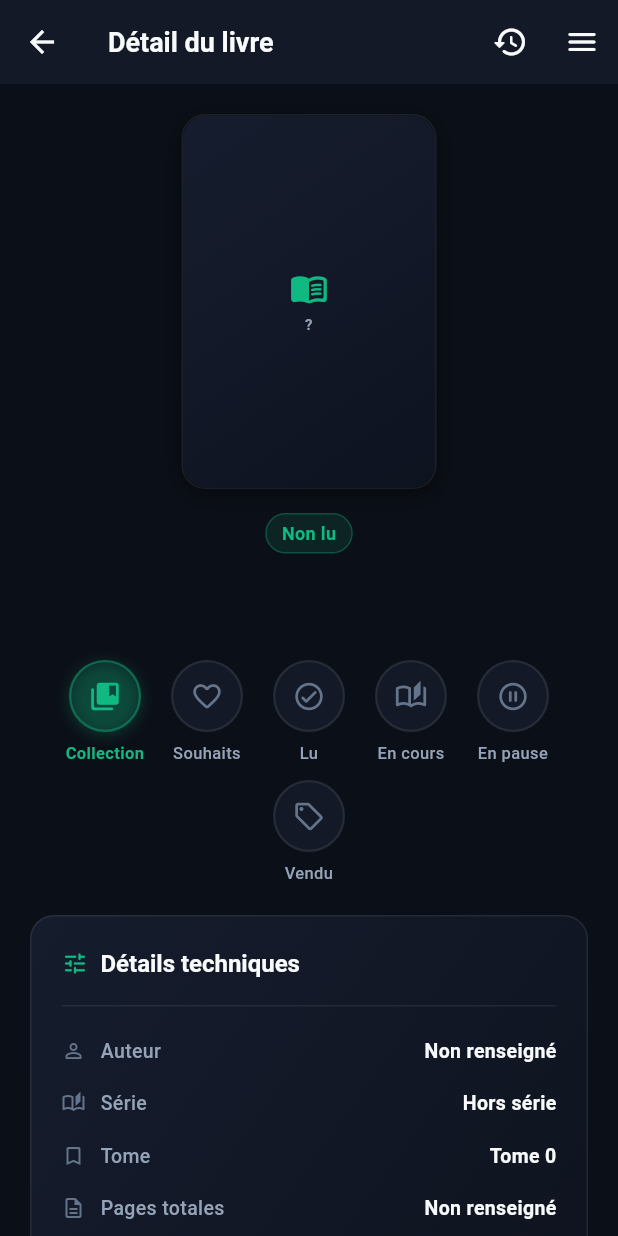
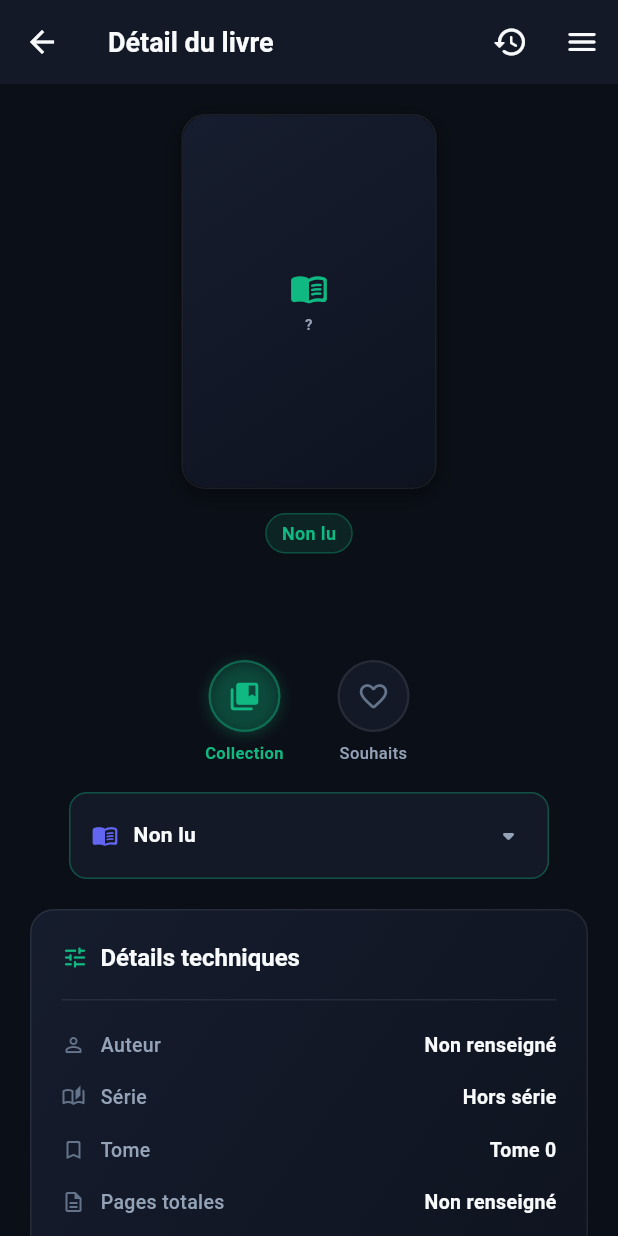
Before and after one commit to kakesinfo/OpenBook, a Flutter app: the BookDetailsPage screen opened directly with empty values, on a phone screen of 412 x 824 dp. Run offline on Flutter 3.47's test engine with Material 3 defaults, Android fonts, the phone set to English and light mode, and no system bars; our stand-ins replace carousel_slider, flutter_riverpod, image_picker, shared_preferences; missing offline and left inert: mobile_scanner; accounts and stored records are empty; network calls fail.

Commit message:
cleaned stuff

```diff
--- a/Mobile/lib/features/books/presentation/book_details_page.dart
+++ b/Mobile/lib/features/books/presentation/book_details_page.dart
@@ -282,14 +282,18 @@ class BookDetailsPage extends ConsumerWidget {
                           ? AppTheme.accentAmber
                           : (activeBook.status == BookStatus.paused
                               ? AppTheme.textSecondary
-                              : AppTheme.accentPrimary)),
+                              : (activeBook.status == BookStatus.abandoned
+                                  ? AppTheme.accentRed
+                                  : AppTheme.accentPrimary))),
                   bgColor: isWishlisted
                       ? AppTheme.accentRoseLight
                       : (activeBook.status == BookStatus.reading
                           ? AppTheme.accentAmberLight
                           : (activeBook.status == BookStatus.paused
                               ? AppTheme.bgElevated
-                              : AppTheme.accentPrimaryLight)),
+                              : (activeBook.status == BookStatus.abandoned
+                                  ? AppTheme.accentRedLight
+                                  : AppTheme.accentPrimaryLight))),
                 ),
                 if (activeBook.volume != null && activeBook.volume! > 0)
                   _TagPill(
@@ -632,11 +636,23 @@ class _BookStatusActions extends StatelessWidget {
     final isWishlisted = book.status == BookStatus.wishlist;
     final isOwned = book.isOwned;
 
-    return Center(
-      child: Wrap(
-        spacing: 10,
-        runSpacing: 10,
-        alignment: WrapAlignment.center,
+    // Determine current reading status for the selector
+    BookStatus currentReadingStatus;
+    if (book.status == BookStatus.reading ||
+        book.status == BookStatus.read ||
+        book.status == BookStatus.paused ||
+        book.status == BookStatus.abandoned) {
+      currentReadingStatus = book.status;
+    } else {
+      currentReadingStatus = BookStatus.unread;
+    }
+
+    return Column(
+      mainAxisSize: MainAxisSize.min,
+      children: [
+        // Ligne 1 : Boutons ronds Collection et Souhait
+        Row(
+          mainAxisAlignment: MainAxisAlignment.center,
           children: [
             _RoundStatusButton(
               label: 'Collection',
@@ -655,6 +671,7 @@ class _BookStatusActions extends StatelessWidget {
                 await onStatusSelected(targetStatus);
               },
             ),
+            const SizedBox(width: 28),
             _RoundStatusButton(
               label: 'Souhaits',
               icon: isWishlisted
@@ -669,65 +686,91 @@ class _BookStatusActions extends StatelessWidget {
                 await onStatusSelected(targetStatus);
               },
             ),
-          _RoundStatusButton(
+          ],
+        ),
+        const SizedBox(height: 18),
+        // Ligne 2 : Sélecteur de statut de lecture
+        Container(
+          constraints: const BoxConstraints(maxWidth: 320),
+          padding: const EdgeInsets.symmetric(horizontal: 14, vertical: 4),
+          decoration: BoxDecoration(
+            color: AppTheme.bgSurface,
+            borderRadius: BorderRadius.circular(AppTheme.radiusMd),
+            border: Border.all(
+              color: isOwned ? AppTheme.accentPrimary.withValues(alpha: 0.35) : AppTheme.borderSubtle,
+              width: 1,
+            ),
+          ),
+          child: DropdownButtonHideUnderline(
+            child: DropdownButton<BookStatus>(
+              value: currentReadingStatus,
+              isExpanded: true,
+              dropdownColor: AppTheme.bgSurface,
+              icon: Icon(Icons.arrow_drop_down_rounded, color: AppTheme.textSecondary),
+              borderRadius: BorderRadius.circular(AppTheme.radiusMd),
+              onChanged: (newStatus) async {
+                if (newStatus != null && newStatus != book.status) {
+                  await onStatusSelected(newStatus);
+                }
+              },
+              items: [
+                _buildReadingDropdownItem(
+                  status: BookStatus.unread,
+                  label: 'Non lu',
+                  icon: Icons.menu_book_rounded,
+                  color: AppTheme.accentSecondary,
+                ),
+                _buildReadingDropdownItem(
+                  status: BookStatus.reading,
+                  label: 'En cours',
+                  icon: Icons.auto_stories_rounded,
+                  color: AppTheme.accentAmber,
+                ),
+                _buildReadingDropdownItem(
+                  status: BookStatus.read,
                   label: 'Lu',
-            icon: book.status == BookStatus.read
-                ? Icons.check_circle_rounded
-                : Icons.check_circle_outline_rounded,
-            selected: book.status == BookStatus.read,
-            activeColor: AppTheme.accentPrimary,
-            activeBgColor: AppTheme.accentPrimaryLight,
-            onPressed: () async {
-              final targetStatus = book.status == BookStatus.read
-                  ? BookStatus.unread
-                  : BookStatus.read;
-              await onStatusSelected(targetStatus);
-            },
+                  icon: Icons.check_circle_rounded,
+                  color: AppTheme.accentPrimary,
                 ),
-          _RoundStatusButton(
-            label: 'En cours',
-            icon: book.status == BookStatus.reading
-                ? Icons.auto_stories_rounded
-                : Icons.auto_stories_outlined,
-            selected: book.status == BookStatus.reading,
-            activeColor: AppTheme.accentAmber,
-            activeBgColor: AppTheme.accentAmberLight,
-            onPressed: () async {
-              final targetStatus = book.status == BookStatus.reading
-                  ? BookStatus.unread
-                  : BookStatus.reading;
-              await onStatusSelected(targetStatus);
-            },
+                _buildReadingDropdownItem(
+                  status: BookStatus.paused,
+                  label: 'En pause',
+                  icon: Icons.pause_circle_rounded,
+                  color: AppTheme.textSecondary,
                 ),
-          _RoundStatusButton(
-            label: 'En pause',
-            icon: book.status == BookStatus.paused
-                ? Icons.pause_circle_rounded
-                : Icons.pause_circle_outline_rounded,
-            selected: book.status == BookStatus.paused,
-            activeColor: AppTheme.textSecondary,
-            activeBgColor: AppTheme.bgElevated,
-            onPressed: () async {
-              final targetStatus = book.status == BookStatus.paused
-                  ? BookStatus.unread
-                  : BookStatus.paused;
-              await onStatusSelected(targetStatus);
-            },
+                _buildReadingDropdownItem(
+                  status: BookStatus.abandoned,
+                  label: 'Abandonné',
+                  icon: Icons.do_not_disturb_on_outlined,
+                  color: AppTheme.accentRed,
                 ),
-          _RoundStatusButton(
-            label: 'Vendu',
-            icon: book.status == BookStatus.sold
-                ? Icons.sell_rounded
-                : Icons.sell_outlined,
-            selected: book.status == BookStatus.sold,
-            activeColor: AppTheme.accentSecondary,
-            activeBgColor: AppTheme.accentSecondaryLight,
-            onPressed: () async {
-              final targetStatus = book.status == BookStatus.sold
-                  ? BookStatus.unread
-                  : BookStatus.sold;
-              await onStatusSelected(targetStatus);
-            },
+              ],
+            ),
+          ),
+        ),
+      ],
+    );
+  }
+
+  DropdownMenuItem<BookStatus> _buildReadingDropdownItem({
+    required BookStatus status,
+    required String label,
+    required IconData icon,
+    required Color color,
+  }) {
+    return DropdownMenuItem<BookStatus>(
+      value: status,
+      child: Row(
+        children: [
+          Icon(icon, size: 18, color: color),
+          const SizedBox(width: 10),
+          Text(
+            label,
+            style: TextStyle(
+              fontSize: 14,
+              fontWeight: FontWeight.w600,
+              color: AppTheme.textPrimary,
+            ),
           ),
         ],
       ),
```
Lines whose indentation alone changed are shown as unchanged.
